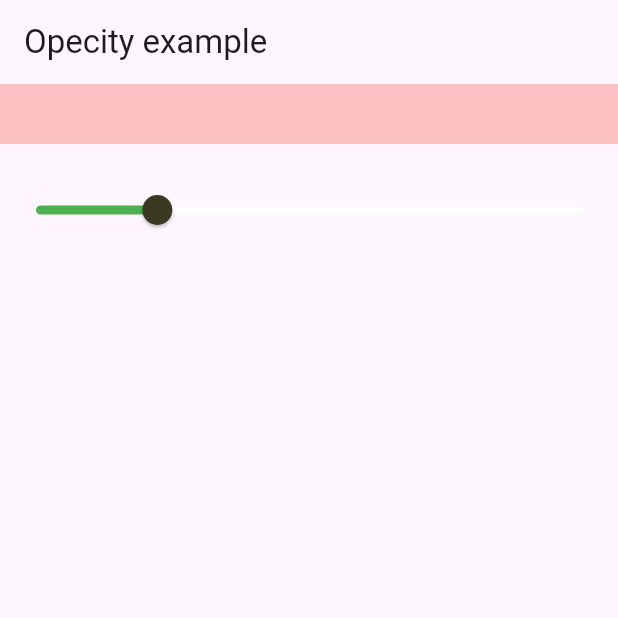
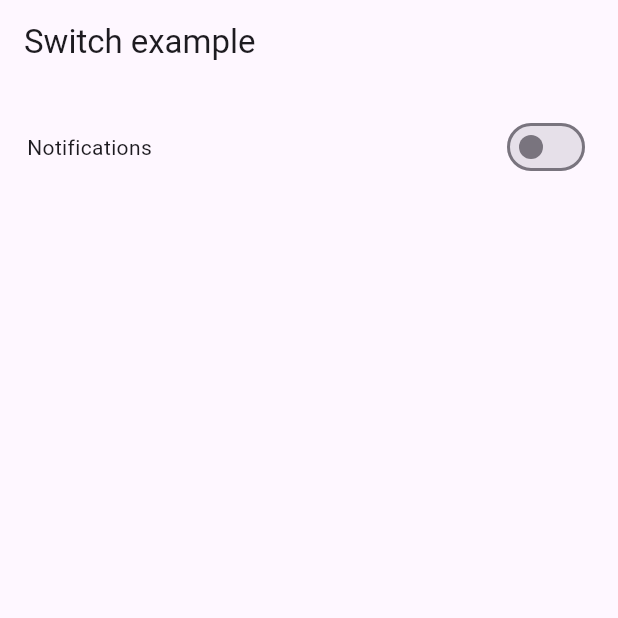
Before and after one commit to ravikumarsaini3/getx_utilities_1, a Flutter app: the screen it shows after launch, on a phone screen of 412 x 824 dp, the top half of it. Run offline on Flutter 3.47's test engine with Material 3 defaults, Android fonts, the phone set to English and light mode, and no system bars; our stand-ins replace get.

Commit message:
switch example

```diff
--- a/lib/main.dart
+++ b/lib/main.dart
@@ -1,11 +1,10 @@
 import 'package:flutter/material.dart';
 import 'package:get/get.dart';
-import 'package:getx_utilities_1/screen/getx_example/counter_example.dart';
-import 'package:getx_utilities_1/screen/getx_example/opecity_example.dart';
+
+import 'package:getx_utilities_1/screen/getx_example/switch_example.dart';
 import 'package:getx_utilities_1/screen/utilities/screen_one.dart';
 import 'package:getx_utilities_1/screen/utilities/screen_three.dart';
 import 'package:getx_utilities_1/screen/utilities/screen_two.dart';
-import 'package:getx_utilities_1/screen/utilities/translation.dart';
 
 void main() {
   runApp(const MyApp());
@@ -24,7 +23,7 @@ class MyApp extends StatelessWidget {
       theme: ThemeData.light(),
       darkTheme: ThemeData.dark(),
       themeMode: ThemeMode.system, // Change this as neede
-      home: OpecityExample(),
+      home: SwitchExample(),
       getPages: [
         GetPage(
           name: '/screenone',
--- /dev/null
+++ b/lib/screen/getx_example/switch_example.dart
@@ -0,0 +1,50 @@
+import 'package:flutter/material.dart';
+import 'package:get/get.dart';
+
+import 'package:getx_utilities_1/screen/getxcontroller/switch_controler.dart';
+
+class SwitchExample extends StatefulWidget {
+  const SwitchExample({super.key});
+
+  @override
+  State<SwitchExample> createState() => _SwitchExampleState();
+}
+
+class _SwitchExampleState extends State<SwitchExample> {
+  SwitchControler switchControler = Get.put(SwitchControler());
+
+  @override
+  Widget build(BuildContext context) {
+    print('object');
+    return Scaffold(
+      appBar: AppBar(
+        title: const Text('Switch example'),
+      ),
+      body: Column(
+        children: [
+          Padding(
+            padding: const EdgeInsets.all(18.0),
+            child: Center(
+              child: Row(
+                mainAxisAlignment: MainAxisAlignment.spaceBetween,
+                children: [
+                  const Text('Notifications '),
+                  Obx(
+                    () => Switch(
+                      activeColor: Colors.green,
+                      autofocus: true,
+                      value: switchControler.notification.value,
+                      onChanged: (value) {
+                        switchControler.notification.value = value;
+                      },
+                    ),
+                  )
+                ],
+              ),
+            ),
+          )
+        ],
+      ),
+    );
+  }
+}
--- /dev/null
+++ b/lib/screen/getxcontroller/switch_controler.dart
@@ -0,0 +1,9 @@
+import 'package:get/get.dart';
+
+class SwitchControler extends GetxController{
+  RxBool notification=false.obs;
+  changeswitch(bool value){
+    notification.value=value;
+
+  }
+}
```
